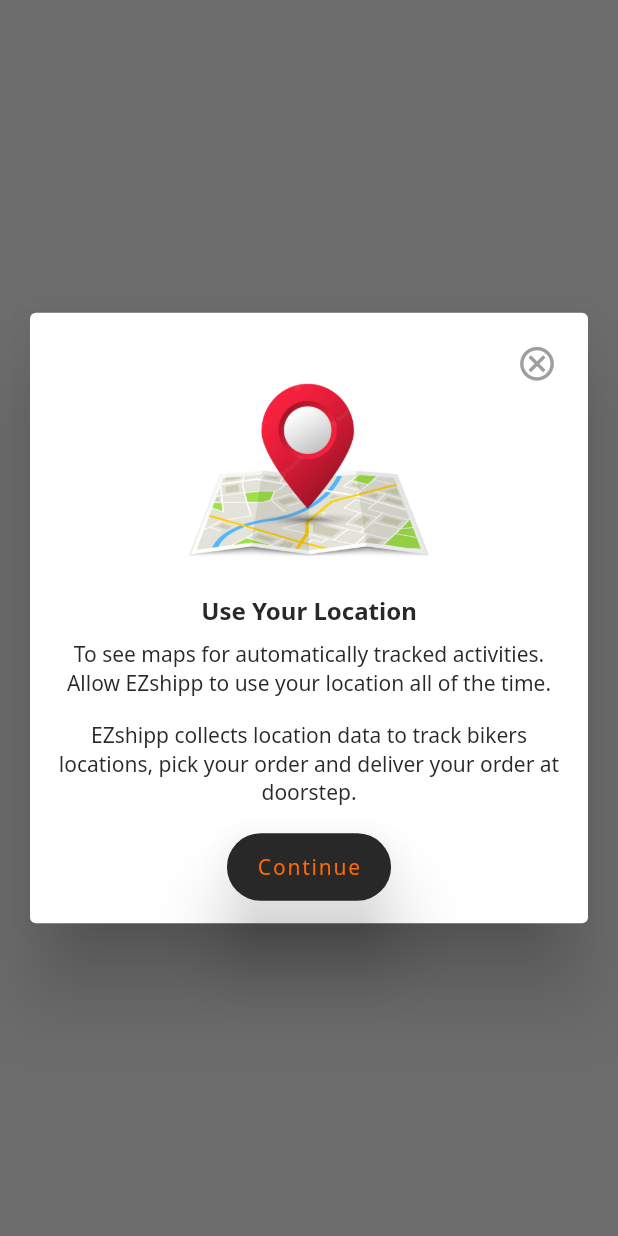
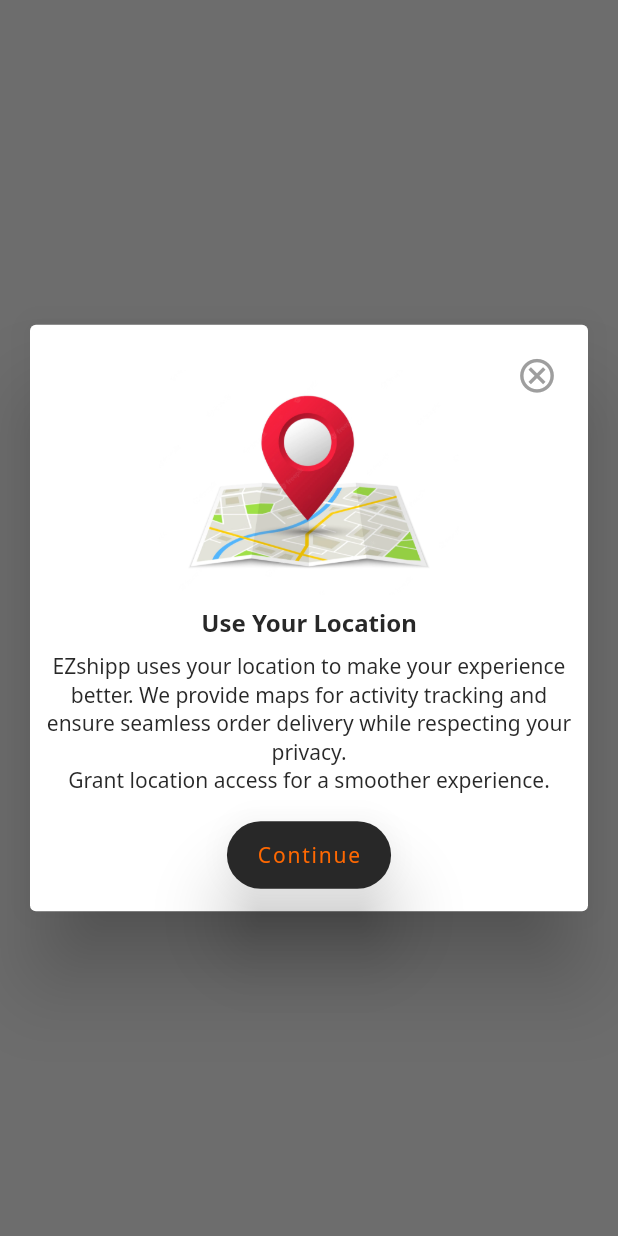
Before and after one commit to EZshippDelivery/mobile-app, a Flutter app: what showLocationDialog() shows on an empty page, opened directly, on a phone screen of 412 x 824 dp. Run offline on Flutter 3.47's test engine with Material 2 defaults, Android fonts, the phone set to English and light mode, and no system bars; drawn by our look-alikes of overlay_support; our stand-ins replace device_info_plus, dio, firebase_core, firebase_messaging, flutter_local_notifications, flutter_rating_bar and 12 more; missing offline and left inert: app_settings, flutter_mobile_vision_2, flutter_polyline_points, qr_code_scanner, simple_connection_checker; accounts and stored records are empty.

Commit message:
feat: update in Location Permission PopUp

```diff
--- a/lib/utils/variables.dart
+++ b/lib/utils/variables.dart
@@ -403,25 +403,25 @@
                     child: Image.asset("assets/images/location_marker_icon.png", height: 150, width: 200),
                   ),
                   Text("Use Your Location", style: Variables.font(fontSize: 16, fontWeight: FontWeight.bold)),
-                  Padding(
-                      padding: const EdgeInsets.symmetric(vertical: 8.0),
-                      child: Column(mainAxisSize: MainAxisSize.min, children: [
-                        Text("To see maps for automatically tracked activities.",
-                            style: Variables.font(), textAlign: TextAlign.center),
-                        Text("Allow EZshipp to use your location all of the time.",
-                            style: Variables.font(), textAlign: TextAlign.center)
-                      ])),
+                  // Padding(
+                  //     padding: const EdgeInsets.symmetric(vertical: 8.0),
+                  //     child: Column(mainAxisSize: MainAxisSize.min, children: [
+                  //       Text("To see maps for automatically tracked activities.",
+                  //           style: Variables.font(), textAlign: TextAlign.center),
+                  //       Text("Allow EZshipp to use your location all of the time.",
+                  //           style: Variables.font(), textAlign: TextAlign.center)
+                  //     ])),
                   Padding(
                       padding: const EdgeInsets.symmetric(vertical: 8.0),
                       child: Column(
                         mainAxisSize: MainAxisSize.min,
                         children: [
                           Text(
-                              "EZshipp collects location data to track bikers locations, pick your order and deliver your order at doorstep.",
+                              "EZshipp uses your location to make your experience better. We provide maps for activity tracking and ensure seamless order delivery while respecting your privacy. ",
                               style: Variables.font(),
                               textAlign: TextAlign.center),
-                          // Text("pick your order and deliver your order at doorstep.",
-                          //     style: Variables.font(), textAlign: TextAlign.center)
+                          Text("Grant location access for a smoother experience.",
+                              style: Variables.font(), textAlign: TextAlign.center,)
                         ],
                       )),
                 ]),
```
